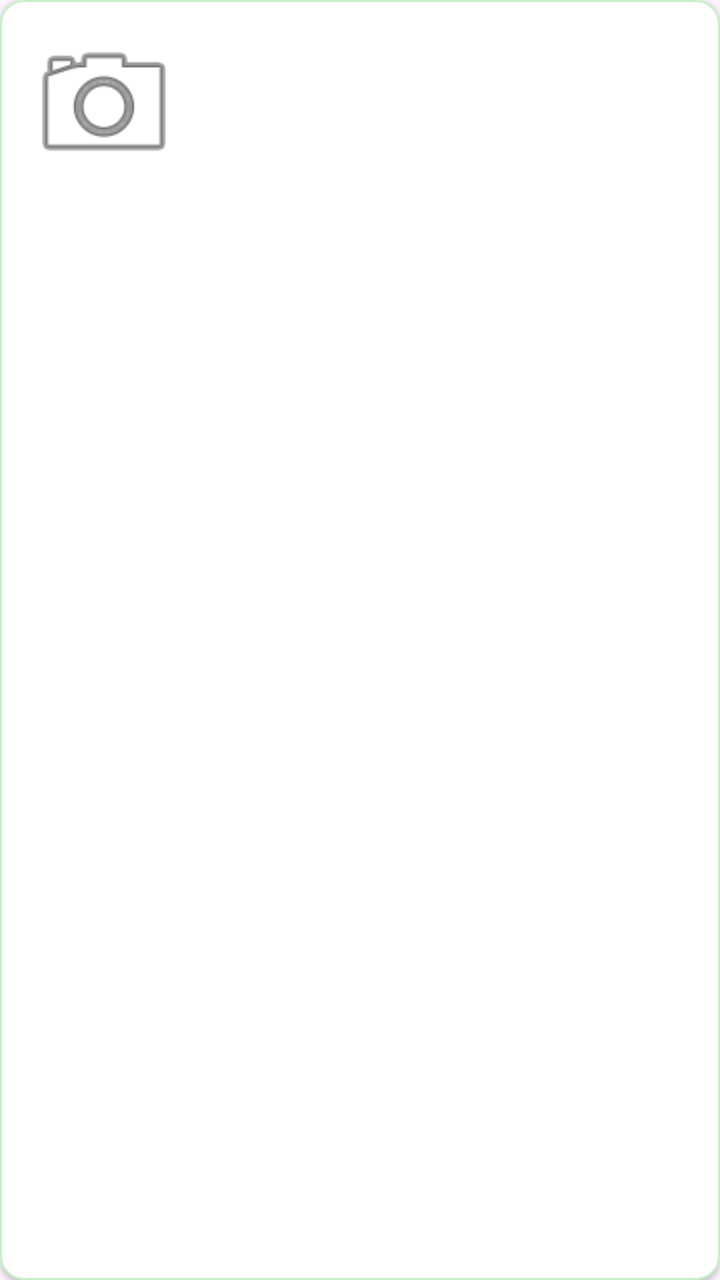
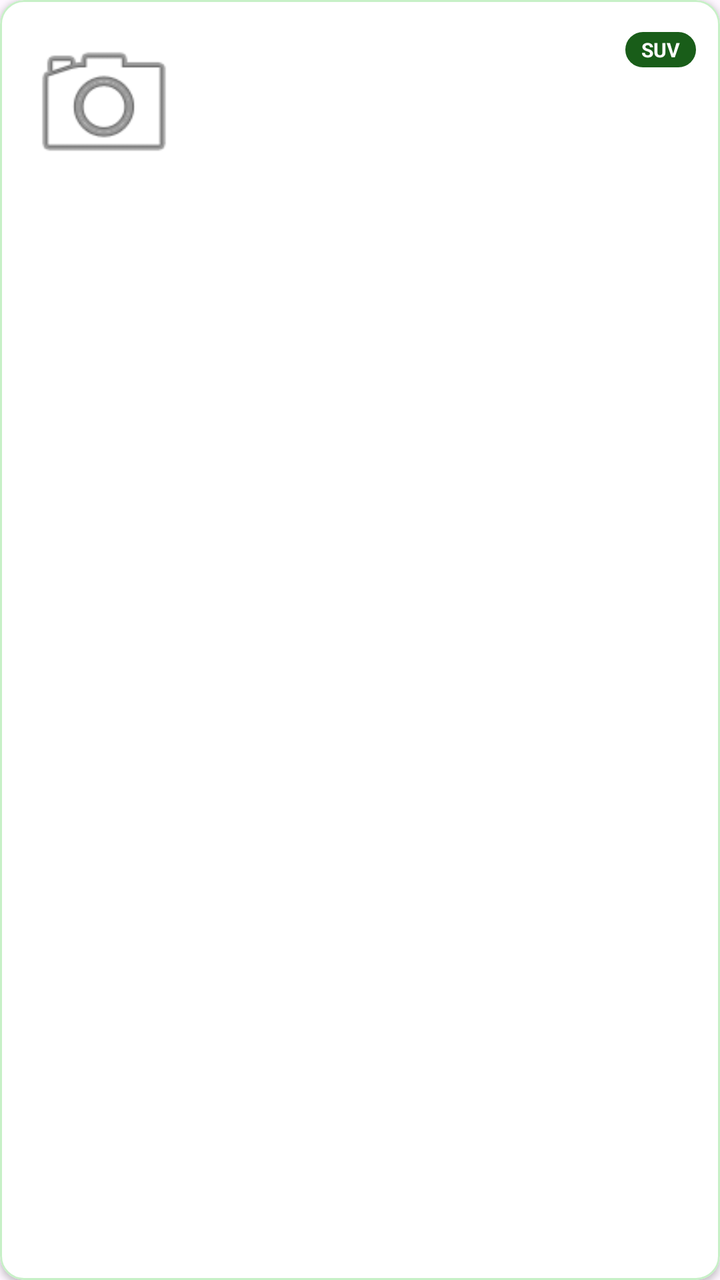

Before-and-after screenshots of an Android layout around one commit, followed by the original layout XML and the change that was made.
<!-- AndroidManifest.xml: application theme Theme.ChecoRentasAutos -->
<!-- res/layout/item_vehiculo.xml -->
<?xml version="1.0" encoding="utf-8"?>
<com.google.android.material.card.MaterialCardView
    xmlns:android="http://schemas.android.com/apk/res/android"
    xmlns:app="http://schemas.android.com/apk/res-auto"
    android:id="@+id/cardItemVehiculo"
    android:layout_width="match_parent"
    android:layout_height="wrap_content"
    android:layout_marginBottom="12dp"
    android:clickable="true"
    android:focusable="true"
    android:foreground="?attr/selectableItemBackground"
    app:cardBackgroundColor="#FFFFFF"
    app:cardCornerRadius="12dp"
    app:cardElevation="2dp"
    app:strokeColor="#C7F0C7"
    app:strokeWidth="1dp">

    <androidx.constraintlayout.widget.ConstraintLayout
        android:layout_width="match_parent"
        android:layout_height="wrap_content"
        android:padding="12dp">

        <ImageView
            android:id="@+id/imgVehiculo"
            android:layout_width="80dp"
            android:layout_height="80dp"
            android:contentDescription="Imagen del vehículo"
            android:scaleType="centerCrop"
            android:src="@android:drawable/ic_menu_camera"
            app:layout_constraintStart_toStartOf="parent"
            app:layout_constraintTop_toTopOf="parent" />

        <TextView
            android:id="@+id/tvNombreVehiculo"
            android:layout_width="0dp"
            android:layout_height="wrap_content"
            android:layout_marginStart="12dp"
            android:textColor="#0F380F"
            android:textSize="16sp"
            android:textStyle="bold"
            app:layout_constraintEnd_toEndOf="parent"
            app:layout_constraintStart_toEndOf="@id/imgVehiculo"
            app:layout_constraintTop_toTopOf="parent" />

        <TextView
            android:id="@+id/tvPlaca"
            android:layout_width="0dp"
            android:layout_height="wrap_content"
            android:layout_marginStart="12dp"
            android:layout_marginTop="2dp"
            android:textColor="#195D19"
            android:textSize="14sp"
            app:layout_constraintEnd_toEndOf="parent"
            app:layout_constraintStart_toEndOf="@id/imgVehiculo"
            app:layout_constraintTop_toBottomOf="@id/tvNombreVehiculo" />

        <TextView
            android:id="@+id/tvPrecio"
            android:layout_width="0dp"
            android:layout_height="wrap_content"
            android:layout_marginStart="12dp"
            android:layout_marginTop="2dp"
            android:textColor="#0F380F"
            android:textSize="14sp"
            android:textStyle="bold"
            app:layout_constraintEnd_toEndOf="parent"
            app:layout_constraintStart_toEndOf="@id/imgVehiculo"
            app:layout_constraintTop_toBottomOf="@id/tvPlaca" />

        <TextView
            android:id="@+id/tvEstado"
            android:layout_width="0dp"
            android:layout_height="wrap_content"
            android:layout_marginStart="12dp"
            android:layout_marginTop="2dp"
            android:textColor="#2CA52C"
            android:textSize="13sp"
            android:textStyle="bold"
            app:layout_constraintEnd_toEndOf="parent"
            app:layout_constraintStart_toEndOf="@id/imgVehiculo"
            app:layout_constraintTop_toBottomOf="@id/tvPrecio" />

    </androidx.constraintlayout.widget.ConstraintLayout>
</com.google.android.material.card.MaterialCardView>
<!-- resources referenced by this layout -->
<resources>
  <style name="Theme.ChecoRentasAutos" parent="Base.Theme.ChecoRentasAutos" />
  <style name="Base.Theme.ChecoRentasAutos" parent="Theme.Material3.DayNight.NoActionBar">
          
          
      </style>
</resources>

<!-- the commit's change to res/layout/item_vehiculo.xml (unified diff, before → after) -->
@@ -80,5 +80,23 @@
             app:layout_constraintStart_toEndOf="@id/imgVehiculo"
             app:layout_constraintTop_toBottomOf="@id/tvPrecio" />
 
+        <TextView
+            android:id="@+id/tvEtiqueta"
+            android:layout_width="wrap_content"
+            android:layout_height="wrap_content"
+            android:layout_marginTop="4dp"
+            android:background="@drawable/bg_tag"
+            android:paddingStart="8dp"
+            android:paddingEnd="8dp"
+            android:paddingTop="2dp"
+            android:paddingBottom="2dp"
+            android:text="SUV"
+            android:textColor="#FFFFFF"
+            android:textSize="10sp"
+            android:textStyle="bold"
+            app:layout_constraintEnd_toEndOf="parent"
+            app:layout_constraintTop_toTopOf="parent" />
+
+
     </androidx.constraintlayout.widget.ConstraintLayout>
 </com.google.android.material.card.MaterialCardView>
<!-- resource entries referenced after the edit -->
@@ -1,5 +1,11 @@
 <!-- resources referenced by this layout -->
 <resources>
+  <!-- drawable bg_tag (drawable) -->
+  <?xml version="1.0" encoding="utf-8"?>
+  <shape xmlns:android="http://schemas.android.com/apk/res/android">
+      <solid android:color="#195D19" />
+      <corners android:radius="16dp" />
+  </shape>
   <style name="Theme.ChecoRentasAutos" parent="Base.Theme.ChecoRentasAutos" />
   <style name="Base.Theme.ChecoRentasAutos" parent="Theme.Material3.DayNight.NoActionBar">
           
